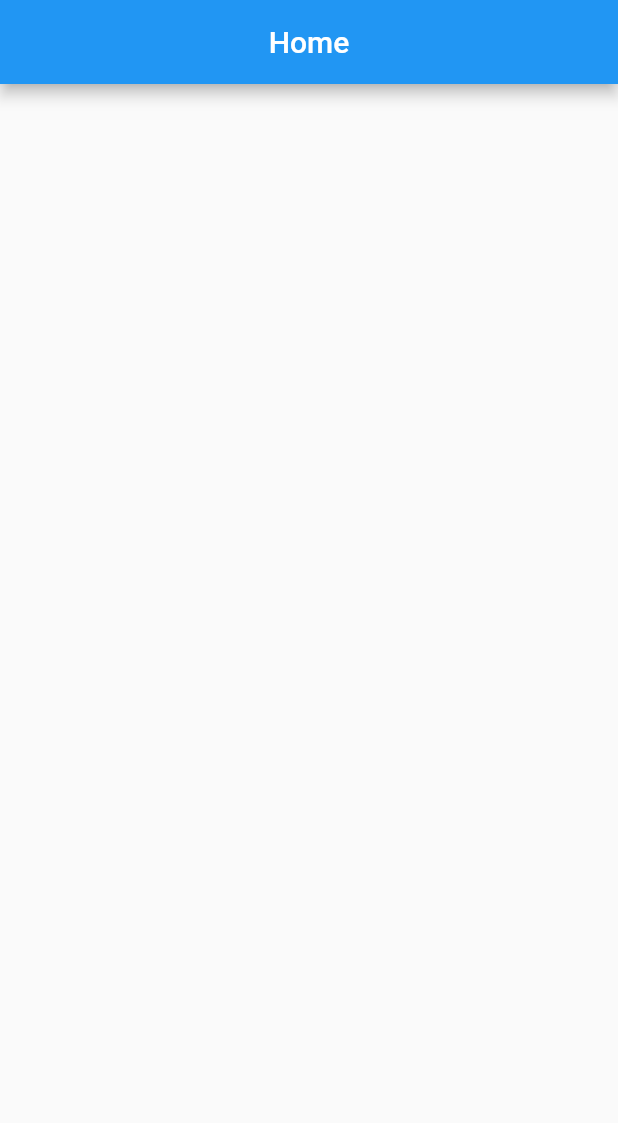
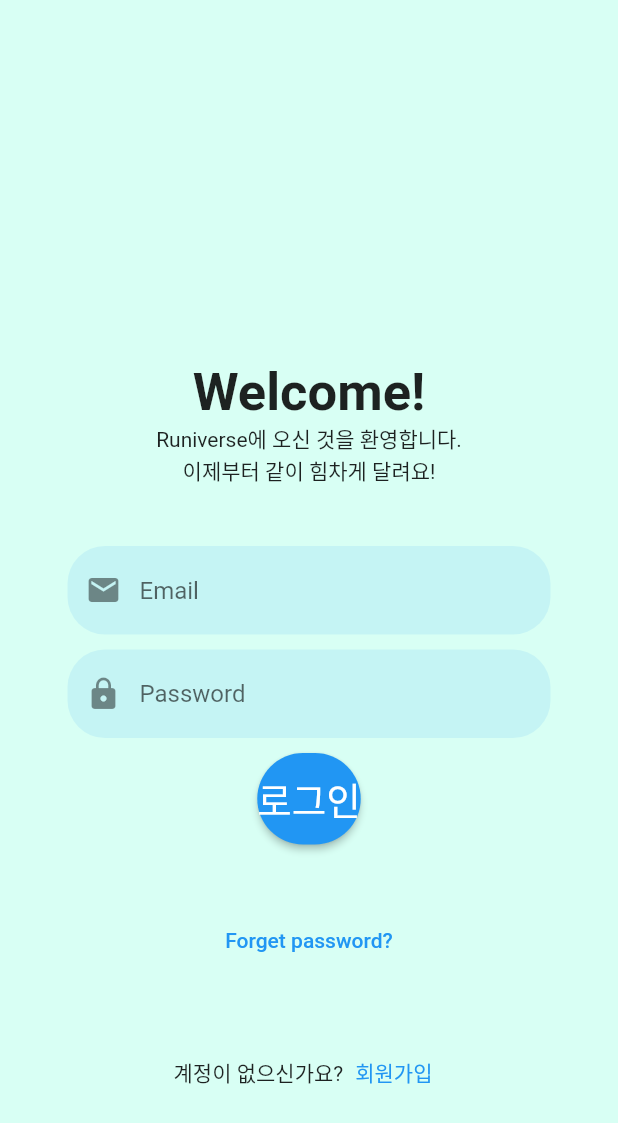
Before and after one commit to CHOSION/runiverse, a Flutter app: the screen it shows after launch, on a phone screen of 412 x 824 dp. Shown: the top 1123 px of the screen. Run offline on Flutter 3.47's test engine with Material 2 defaults, Android fonts, the phone set to English and light mode, and no system bars; our stand-ins replace animated_splash_screen, page_transition.

Commit message:
220517_1

```diff
--- /dev/null
+++ b/lib/config/palette.dart
@@ -0,0 +1,8 @@
+import 'package:flutter/painting.dart';
+
+class Palette {
+  static const Color backgroundDarkColor = Color(0xFF282A37);
+  static const Color iconColor = Color(0xFF73D0B7);
+  static const Color backgroundLightColor = Color(0XFFD8FFF4);
+  static const Color textDarkColor = Color(0XFF225D55);
+}
--- a/lib/login.dart
+++ b/lib/login.dart
@@ -0,0 +1,105 @@
+import 'package:flutter/material.dart';
+import 'package:runiverse/config/palette.dart';
+
+class LoginPage extends StatelessWidget {
+  const LoginPage({Key? key}) : super(key: key);
+
+  @override
+  Widget build(BuildContext context) {
+    return SafeArea(
+      child: Scaffold(
+        body: Container(
+          margin: EdgeInsets.all(45),
+          child: Column(
+            mainAxisAlignment: MainAxisAlignment.spaceEvenly,
+            children: [
+              _header(context),
+              _inputField(context),
+              _forgotPassword(context),
+              _signUp(context)
+            ],
+          ),
+        ),
+        backgroundColor: Palette.backgroundLightColor,
+      ),
+    );
+  }
+
+  _header(context) {
+    return Column(
+      children: [
+        SizedBox(height: 156),
+        Text(
+          "Welcome!",
+          style: TextStyle(fontSize: 35, fontWeight: FontWeight.bold),
+        ),
+        Text("Runiverse에 오신 것을 환영합니다."),
+        Text("이제부터 같이 힘차게 달려요!")
+      ],
+    );
+  }
+
+
+  _inputField(context) {
+    return Column(
+      children: [
+        TextField(
+            decoration: InputDecoration(
+                hintText: "Email",
+                border: OutlineInputBorder(
+                    borderRadius: BorderRadius.circular(25),
+                    borderSide: BorderSide.none),
+                fillColor: Theme
+                    .of(context)
+                    .primaryColor
+                    .withOpacity(0.1),
+                filled: true,
+                prefixIcon: Icon(Icons.mail)
+            )
+        ),
+        SizedBox(height: 10),
+        TextField(
+            decoration: InputDecoration(
+                hintText: "Password",
+                border: OutlineInputBorder(
+                    borderRadius: BorderRadius.circular(25),
+                    borderSide: BorderSide.none),
+                fillColor: Theme
+                    .of(context)
+                    .primaryColor
+                    .withOpacity(0.1),
+                filled: true,
+                prefixIcon: Icon(Icons.lock)
+            ),
+          obscureText: true,
+        ),
+        SizedBox(height: 10),
+        ElevatedButton(
+            onPressed: (){},
+            child: Text(
+              "로그인",
+              style: TextStyle(fontSize: 25),
+            ),
+          style: ElevatedButton.styleFrom(
+            shape: StadiumBorder(),
+            padding: EdgeInsets.symmetric(vertical: 12),
+          ),
+        )
+      ],
+    );
+  }
+
+  _forgotPassword(context) {
+    return TextButton(onPressed: () {}, child: Text("Forget password?"));
+  }
+
+  _signUp(context) {
+    return Row(
+      mainAxisAlignment: MainAxisAlignment.center,
+      children: [
+        Text("계정이 없으신가요?"),
+        TextButton(onPressed: () {}, child: Text("회원가입"))
+      ],
+    );
+  }
+}
--- a/lib/main.dart
+++ b/lib/main.dart
@@ -1,6 +1,8 @@
 import 'package:animated_splash_screen/animated_splash_screen.dart';
 import 'package:flutter/material.dart';
 import 'package:page_transition/page_transition.dart';
+import 'package:runiverse/login.dart';
+import 'package:runiverse/config/palette.dart';
 
 void main() {
   runApp(const MyApp());
@@ -31,11 +33,11 @@ class SplashScreen extends StatelessWidget {
           children: [
             Image.asset('assets/runiverse_logo.png', height: 85, width: 85),
             const Text('Runiverse',
-              style: TextStyle(fontSize: 35, fontWeight: FontWeight.bold, color: Color.fromRGBO(73, 224, 199, 1)),
+              style: TextStyle(fontSize: 35, fontWeight: FontWeight.bold, color: Palette.iconColor),
             )
           ],
         ),
-        backgroundColor: Color.fromRGBO(8, 3, 24, 1),
+        backgroundColor: Palette.backgroundDarkColor,
         nextScreen: const Home(),
       splashIconSize: 128,
       splashTransition: SplashTransition.fadeTransition,
@@ -51,11 +53,8 @@ class Home extends StatelessWidget {
 
   @override
   Widget build(BuildContext context) {
-    return Scaffold(
-      appBar: AppBar(
-        title: const Text('Home'),
-        centerTitle: true,
-      ),
+    return MaterialApp(
+      home: LoginPage(),
     );
   }
 }
```
